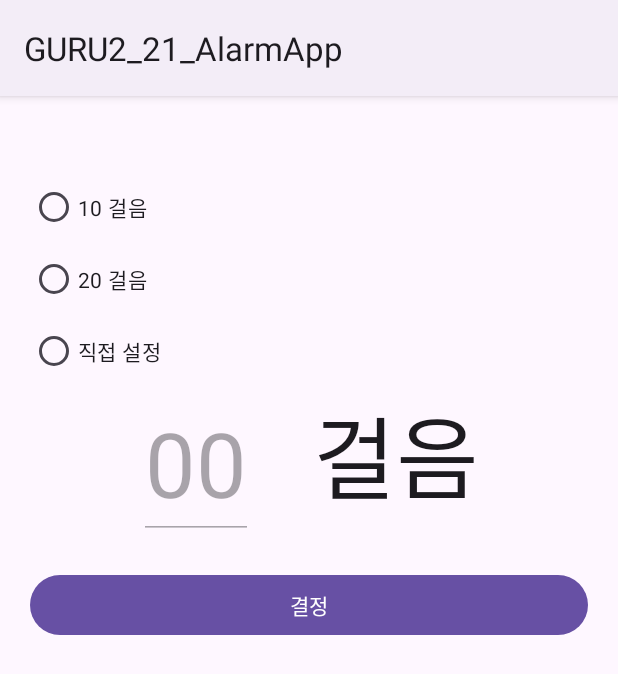
After one commit to jwildkj/GURU2_21, an Android app: the SetStepCount screen opened directly, with no data from a screen before it, on a phone screen of 412 x 824 dp. The commit adds this screen. Shown: the top 674 px of the screen. Run offline under Robolectric (Android 15) with nearby library versions, the phone set to English and light mode, and no system bars.

Commit message:
만보기 관련 코틀린 파일 + xml 파일 생성 및 코드 추가 Manifest에 스텝 감지 센서 추가 MainActivity에 스텝 감지 센서 권한 허용을 위한 코드 추가 아직 완성된 코드 아님

```diff
--- /dev/null
+++ b/app/src/main/java/com/example/guru2_21_alarmapp/SetStepCount.kt
@@ -0,0 +1,76 @@
+package com.example.guru2_21_alarmapp
+
+import android.annotation.SuppressLint
+import androidx.appcompat.app.AppCompatActivity
+import android.os.Bundle
+import android.widget.Button
+import android.widget.EditText
+import android.widget.RadioButton
+import android.widget.RadioGroup
+
+class SetStepCount : AppCompatActivity() {
+    // 걸음 수 설정 라디오 버튼들
+    // 1 -> 10걸음, 2 -> 20걸음, 3 -> 직접설정
+    lateinit var setStepCountRBs: RadioGroup
+    lateinit var setStepCountRB1: RadioButton
+    lateinit var setStepCountRB2: RadioButton
+    lateinit var setStepCountRB3: RadioButton
+
+    // 걸음 수 직접설정 EditText
+    lateinit var setStepCountET1: EditText
+
+    // 설정 저장, 확인 버튼
+    lateinit var setStepCountButton: Button
+
+    // 설정한 걸음 수를 저장하는 int변수
+    private var setStepNum: Int? = null
+    // 데이터베이스 이용시 활용할 텍스트
+    private var setStepText: String = "걸음수"
+
+    @SuppressLint("MissingInflatedId")
+    override fun onCreate(savedInstanceState: Bundle?) {
+        super.onCreate(savedInstanceState)
+        setContentView(R.layout.activity_set_step_count)
+
+        // 라디오 버튼
+        setStepCountRBs = findViewById<RadioGroup>(R.id.setStepCountRBs)
+        setStepCountRB1 = findViewById<RadioButton>(R.id.setStepCountRB1)
+        setStepCountRB2 = findViewById<RadioButton>(R.id.setStepCountRB2)
+        setStepCountRB3 = findViewById<RadioButton>(R.id.setStepCountRB3)
+
+        // EditText
+        setStepCountET1 = findViewById<EditText>(R.id.setStepCountET1)
+
+        // Button
+        setStepCountButton = findViewById<Button>(R.id.setStepCountButton)
+
+        // 걸음 수 설정
+        setStepCountRBs.setOnCheckedChangeListener { group, checkedId ->
+            when(checkedId) {
+                R.id.setStepCountRB1 -> {
+                    setStepNum = 10
+                    setStepCountET1.isEnabled = false
+                }
+                R.id.setStepCountRB2 -> {
+                    setStepNum = 20
+                    setStepCountET1.isEnabled = false
+                }
+                R.id.setStepCountRB3 -> {
+                    // 직접 설정 버튼을 누를때만 edittext활성화
+                    setStepCountET1.isEnabled = true
+                }
+            }
+        }
+
+        setStepCountButton.setOnClickListener {
+            if (setStepCountET1.isEnabled == true) {
+                if (setStepCountET1.text.toString() == "") {
+                    // 직접 설정을 눌렀으나 숫자를 설정하지 않았을 경우, 임의의 목표치 30걸음 설정
+                    setStepNum = 30
+                } else {
+                    setStepNum = setStepCountET1.text.toString().toInt()
+                }
+            }
+        }
+    }
+}
--- /dev/null
+++ b/app/src/main/res/layout/activity_set_step_count.xml
@@ -0,0 +1,88 @@
+<?xml version="1.0" encoding="utf-8"?>
+<LinearLayout xmlns:android="http://schemas.android.com/apk/res/android"
+    xmlns:app="http://schemas.android.com/apk/res-auto"
+    xmlns:tools="http://schemas.android.com/tools"
+    android:layout_width="match_parent"
+    android:layout_height="match_parent"
+    tools:context=".SetStepCount">
+
+    <ScrollView
+        android:layout_width="match_parent"
+        android:layout_height="match_parent" >
+
+        <LinearLayout
+            android:layout_width="match_parent"
+            android:layout_height="wrap_content"
+            android:layout_marginLeft="20dp"
+            android:layout_marginTop="50dp"
+            android:layout_marginRight="20dp"
+            android:layout_marginBottom="50dp"
+            android:orientation="vertical">
+
+            <RadioGroup
+                android:id="@+id/setStepCountRBs"
+                android:layout_width="match_parent"
+                android:layout_height="match_parent">
+
+                <RadioButton
+                    android:id="@+id/setStepCountRB1"
+                    android:layout_width="match_parent"
+                    android:layout_height="wrap_content"
+                    android:text="10 걸음" />
+
+                <RadioButton
+                    android:id="@+id/setStepCountRB2"
+                    android:layout_width="match_parent"
+                    android:layout_height="wrap_content"
+                    android:text="20 걸음" />
+
+                <RadioButton
+                    android:id="@+id/setStepCountRB3"
+                    android:layout_width="match_parent"
+                    android:layout_height="wrap_content"
+                    android:text="직접 설정" />
+
+                <LinearLayout
+                    android:id="@+id/setStepCountET"
+                    android:layout_width="wrap_content"
+                    android:layout_height="wrap_content"
+                    android:layout_gravity="center"
+                    android:layout_marginLeft="20dp"
+                    android:layout_marginRight="20dp"
+                    android:orientation="horizontal">
+
+                    <EditText
+                        android:id="@+id/setStepCountET1"
+                        android:layout_width="wrap_content"
+                        android:layout_height="wrap_content"
+                        android:layout_gravity="left"
+                        android:layout_marginRight="20dp"
+                        android:layout_weight="1"
+                        android:enabled="false"
+                        android:hint="00"
+                        android:inputType="number"
+                        android:textAppearance="@style/TextAppearance.AppCompat.Large"
+                        android:textSize="60sp" />
+
+                    <TextView
+                        android:id="@+id/setStepCountET2"
+                        android:layout_width="wrap_content"
+                        android:layout_height="wrap_content"
+                        android:layout_gravity="right"
+                        android:layout_marginLeft="20dp"
+                        android:layout_weight="1"
+                        android:text="걸음"
+                        android:textAppearance="@style/TextAppearance.AppCompat.Large"
+                        android:textSize="60sp" />
+                </LinearLayout>
+            </RadioGroup>
+
+            <Button
+                android:id="@+id/setStepCountButton"
+                android:layout_width="match_parent"
+                android:layout_height="wrap_content"
+                android:layout_marginTop="20dp"
+                android:text="결정" />
+        </LinearLayout>
+    </ScrollView>
+</LinearLayout>
```
Also changed, not shown: app/src/main/AndroidManifest.xml (+11 -10 lines), app/src/main/java/com/example/guru2_21_alarmapp/MainActivity.kt (+29 -0 lines), app/src/main/java/com/example/guru2_21_alarmapp/StepCount.kt (added, +89 -0 lines), app/src/main/res/layout/activity_step_count.xml (added, +32 -0 lines).
